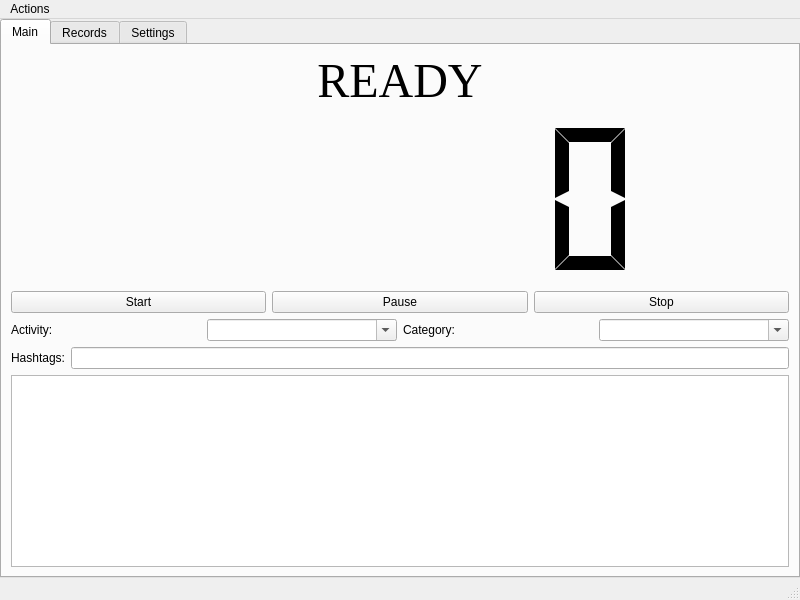
Old version of the form mainwindow.ui in the repository jicewarwick/ScheduleRecoder.
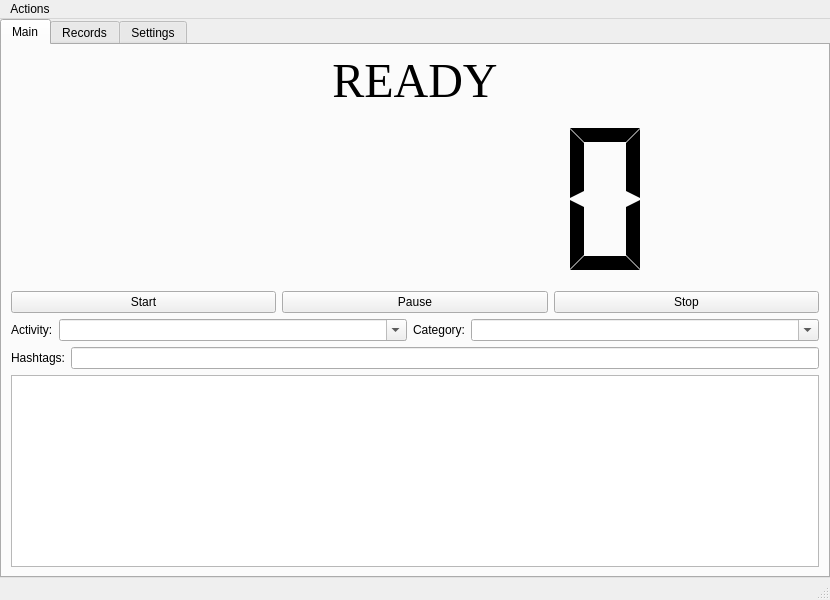
New version of the form.

Diff of the .ui file:
```diff
--- a/mainwindow.ui
+++ b/mainwindow.ui
@@ -6,7 +6,7 @@
    <rect>
     <x>0</x>
     <y>0</y>
-    <width>800</width>
+    <width>830</width>
     <height>600</height>
    </rect>
   </property>
@@ -124,6 +124,12 @@
          <layout class="QHBoxLayout" name="horizontalLayout">
           <item>
            <widget class="QLabel" name="activity_label">
+            <property name="sizePolicy">
+             <sizepolicy hsizetype="Minimum" vsizetype="Preferred">
+              <horstretch>0</horstretch>
+              <verstretch>0</verstretch>
+             </sizepolicy>
+            </property>
             <property name="text">
              <string>Activity:</string>
             </property>
@@ -131,6 +137,12 @@
           </item>
           <item>
            <widget class="QComboBox" name="activity_combo">
+            <property name="sizePolicy">
+             <sizepolicy hsizetype="Expanding" vsizetype="Fixed">
+              <horstretch>0</horstretch>
+              <verstretch>0</verstretch>
+             </sizepolicy>
+            </property>
             <property name="editable">
              <bool>true</bool>
             </property>
@@ -138,6 +150,12 @@
           </item>
           <item>
            <widget class="QLabel" name="label_5">
+            <property name="sizePolicy">
+             <sizepolicy hsizetype="Minimum" vsizetype="Preferred">
+              <horstretch>0</horstretch>
+              <verstretch>0</verstretch>
+             </sizepolicy>
+            </property>
             <property name="text">
              <string>Category:</string>
             </property>
@@ -145,6 +163,12 @@
           </item>
           <item>
            <widget class="QComboBox" name="category_combo">
+            <property name="sizePolicy">
+             <sizepolicy hsizetype="Expanding" vsizetype="Fixed">
+              <horstretch>0</horstretch>
+              <verstretch>0</verstretch>
+             </sizepolicy>
+            </property>
             <property name="editable">
              <bool>true</bool>
             </property>
@@ -331,8 +355,8 @@
     <rect>
      <x>0</x>
      <y>0</y>
-     <width>800</width>
-     <height>24</height>
+     <width>830</width>
+     <height>23</height>
     </rect>
    </property>
    <widget class="QMenu" name="menuActions">
```
